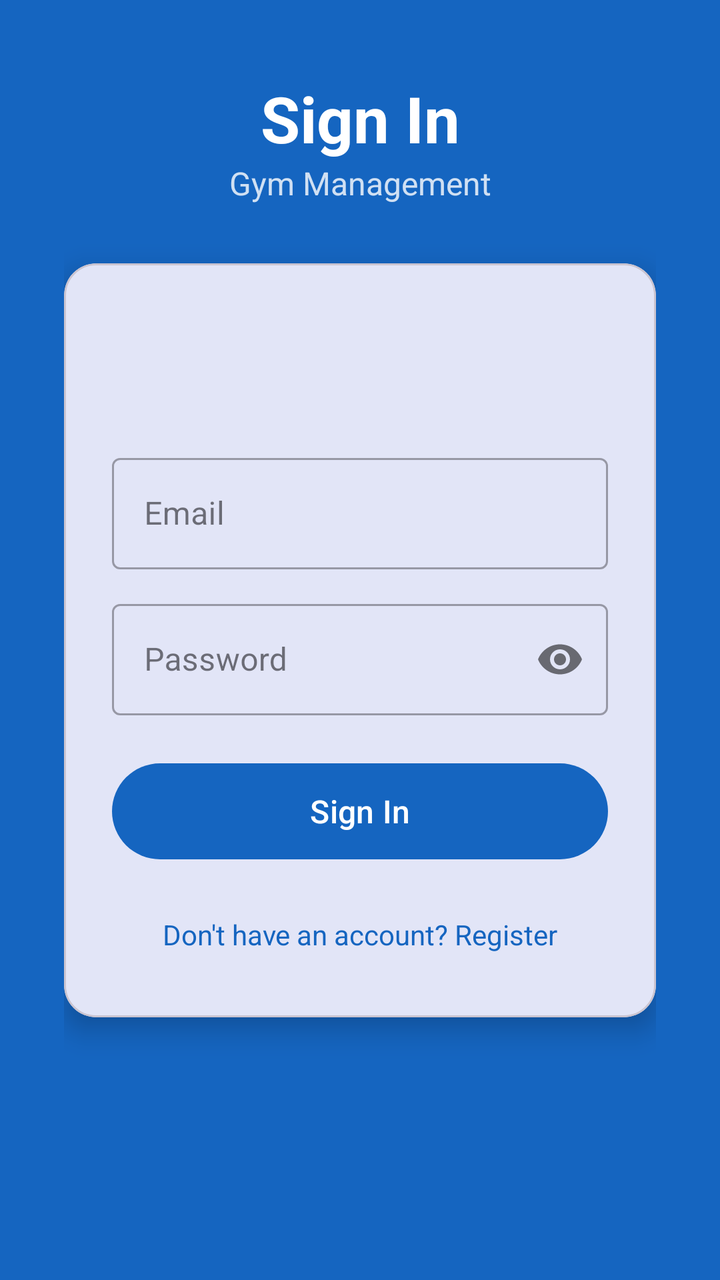
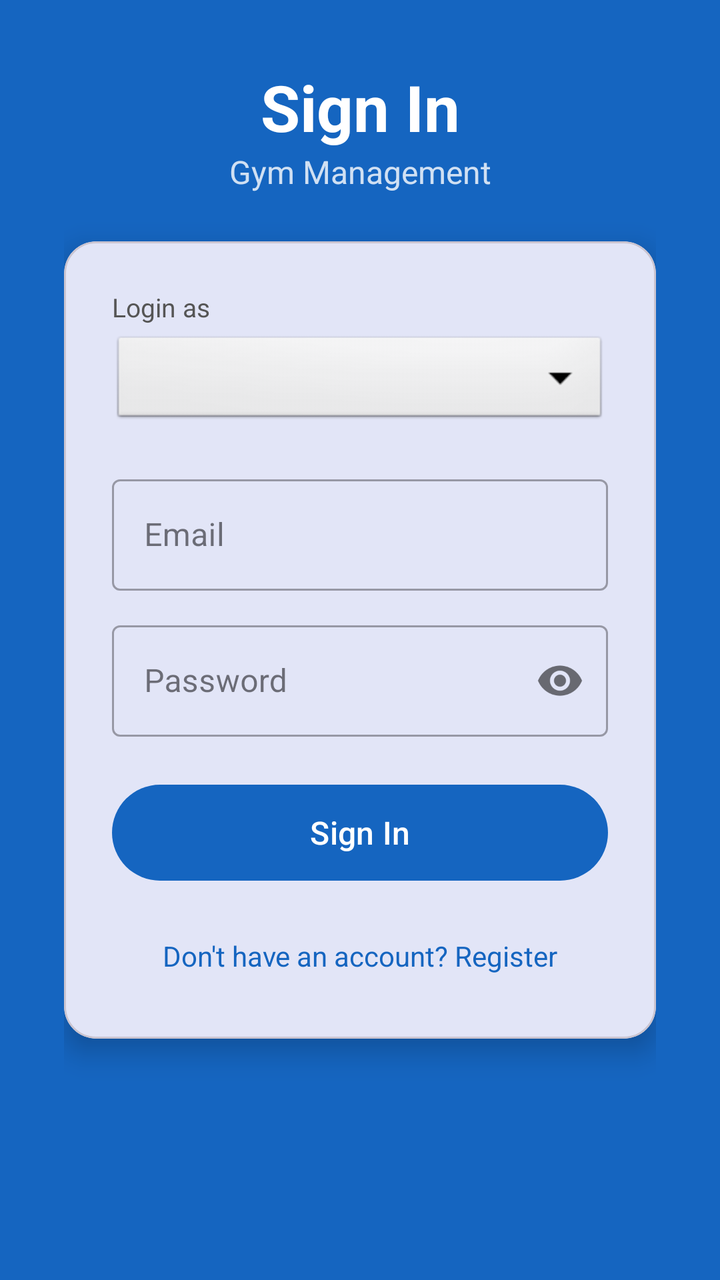

Screens rendered from an Android XML layout before and after an edit, with the pre-edit source and the edit as a unified diff.
<!-- AndroidManifest.xml: application theme Theme.GymManagement -->
<!-- res/layout/activity_login.xml -->
<?xml version="1.0" encoding="utf-8"?>

<androidx.constraintlayout.widget.ConstraintLayout
    xmlns:android="http://schemas.android.com/apk/res/android"
    xmlns:app="http://schemas.android.com/apk/res-auto"
    android:layout_width="match_parent"
    android:layout_height="match_parent"
    android:background="@color/primary"
    android:padding="32dp">

    <TextView
        android:id="@+id/tvTitle"
        android:layout_width="wrap_content"
        android:layout_height="wrap_content"
        android:text="Sign In"
        android:textColor="@color/white"
        android:textSize="32sp"
        android:textStyle="bold"
        app:layout_constraintBottom_toTopOf="@id/tvSubtitle"
        app:layout_constraintEnd_toEndOf="parent"
        app:layout_constraintStart_toStartOf="parent"
        app:layout_constraintTop_toTopOf="parent"
        app:layout_constraintVertical_chainStyle="packed" />

    <TextView
        android:id="@+id/tvSubtitle"
        android:layout_width="wrap_content"
        android:layout_height="wrap_content"
        android:layout_marginBottom="24dp"
        android:text="Gym Management"
        android:textColor="#CCFFFFFF"
        android:textSize="16sp"
        app:layout_constraintBottom_toTopOf="@id/cardLogin"
        app:layout_constraintEnd_toEndOf="parent"
        app:layout_constraintStart_toStartOf="parent"
        app:layout_constraintTop_toBottomOf="@id/tvTitle" />

    <com.google.android.material.card.MaterialCardView
        android:id="@+id/cardLogin"
        android:layout_width="match_parent"
        android:layout_height="wrap_content"
        app:cardCornerRadius="16dp"
        app:cardElevation="8dp"
        app:layout_constraintBottom_toBottomOf="parent"
        app:layout_constraintTop_toTopOf="parent">

        <LinearLayout
            android:layout_width="match_parent"
            android:layout_height="wrap_content"
            android:orientation="vertical"
            android:padding="24dp">

            
            <com.google.android.material.chip.ChipGroup
                android:id="@+id/chipGroup"
                android:layout_width="match_parent"
                android:layout_height="wrap_content"
                android:layout_marginBottom="20dp"
                android:gravity="center"
                app:selectionRequired="true"
                app:singleSelection="true">

                <com.google.android.material.chip.Chip
                    android:id="@+id/chipOwner"
                    android:layout_width="0dp"
                    android:layout_height="wrap_content"
                    android:layout_weight="1"
                    android:text="Owner"
                    android:gravity="center"
                    style="@style/Widget.MaterialComponents.Chip.Choice" />

                <com.google.android.material.chip.Chip
                    android:id="@+id/chipStaff"
                    android:layout_width="0dp"
                    android:layout_height="wrap_content"
                    android:layout_weight="1"
                    android:text="Staff"
                    android:gravity="center"
                    style="@style/Widget.MaterialComponents.Chip.Choice" />

                <com.google.android.material.chip.Chip
                    android:id="@+id/chipMember"
                    android:layout_width="0dp"
                    android:layout_height="wrap_content"
                    android:layout_weight="1"
                    android:text="Member"
                    android:gravity="center"
                    style="@style/Widget.MaterialComponents.Chip.Choice" />

            </com.google.android.material.chip.ChipGroup>

            
            <com.google.android.material.textfield.TextInputLayout
                android:id="@+id/tilName"
                android:layout_width="match_parent"
                android:layout_height="wrap_content"
                android:layout_marginBottom="12dp"
                android:hint="Full Name"
                android:visibility="gone"
                style="@style/Widget.MaterialComponents.TextInputLayout.OutlinedBox">

                <com.google.android.material.textfield.TextInputEditText
                    android:id="@+id/etName"
                    android:layout_width="match_parent"
                    android:layout_height="wrap_content"
                    android:inputType="textPersonName|textCapWords"
                    android:imeOptions="actionNext" />
            </com.google.android.material.textfield.TextInputLayout>

            <com.google.android.material.textfield.TextInputLayout
                android:id="@+id/tilEmail"
                android:layout_width="match_parent"
                android:layout_height="wrap_content"
                android:layout_marginBottom="12dp"
                android:hint="Email"
                style="@style/Widget.MaterialComponents.TextInputLayout.OutlinedBox">

                <com.google.android.material.textfield.TextInputEditText
                    android:id="@+id/etEmail"
                    android:layout_width="match_parent"
                    android:layout_height="wrap_content"
                    android:inputType="textEmailAddress"
                    android:imeOptions="actionNext" />
            </com.google.android.material.textfield.TextInputLayout>

            <com.google.android.material.textfield.TextInputLayout
                android:id="@+id/tilPassword"
                android:layout_width="match_parent"
                android:layout_height="wrap_content"
                android:layout_marginBottom="20dp"
                android:hint="Password"
                app:passwordToggleEnabled="true"
                style="@style/Widget.MaterialComponents.TextInputLayout.OutlinedBox">

                <com.google.android.material.textfield.TextInputEditText
                    android:id="@+id/etPassword"
                    android:layout_width="match_parent"
                    android:layout_height="wrap_content"
                    android:inputType="textPassword"
                    android:imeOptions="actionDone" />
            </com.google.android.material.textfield.TextInputLayout>

            <ProgressBar
                android:id="@+id/progressBar"
                android:layout_width="wrap_content"
                android:layout_height="wrap_content"
                android:layout_gravity="center"
                android:layout_marginBottom="12dp"
                android:visibility="gone" />

            <com.google.android.material.button.MaterialButton
                android:id="@+id/btnSubmit"
                android:layout_width="match_parent"
                android:layout_height="56dp"
                android:text="Sign In"
                android:textSize="16sp"
                android:layout_marginBottom="16dp" />

            <TextView
                android:id="@+id/tvToggleMode"
                android:layout_width="match_parent"
                android:layout_height="wrap_content"
                android:gravity="center"
                android:text="Don't have an account? Register"
                android:textColor="@color/primary"
                android:textSize="14sp"
                android:padding="8dp" />

        </LinearLayout>
    </com.google.android.material.card.MaterialCardView>

</androidx.constraintlayout.widget.ConstraintLayout>
<!-- resources referenced by this layout -->
<resources>
  <color name="primary">#1565C0</color>
  <color name="white">#FFFFFF</color>
  <style name="Theme.GymManagement" parent="Theme.Material3.Light.NoActionBar">
          <item name="colorPrimary">@color/primary</item>
          <item name="colorPrimaryDark">@color/primary_dark</item>
          <item name="colorAccent">@color/accent</item>
          <item name="android:windowBackground">@color/surface</item>
      </style>
  <color name="primary_dark">#003c8f</color>
  <color name="accent">#FF6F00</color>
  <color name="surface">#F5F7FA</color>
</resources>

<!-- the commit's change to res/layout/activity_login.xml (unified diff, before → after) -->
@@ -51,43 +51,21 @@
             android:padding="24dp">
 
             
-            <com.google.android.material.chip.ChipGroup
-                android:id="@+id/chipGroup"
+            <TextView
+                android:layout_width="wrap_content"
+                android:layout_height="wrap_content"
+                android:text="Login as"
+                android:textSize="13sp"
+                android:textColor="#555555"
+                android:layout_marginBottom="4dp" />
+
+            <Spinner
+                android:id="@+id/spinnerRole"
                 android:layout_width="match_parent"
-                android:layout_height="wrap_content"
+                android:layout_height="48dp"
                 android:layout_marginBottom="20dp"
-                android:gravity="center"
-                app:selectionRequired="true"
-                app:singleSelection="true">
-
-                <com.google.android.material.chip.Chip
-                    android:id="@+id/chipOwner"
-                    android:layout_width="0dp"
-                    android:layout_height="wrap_content"
-                    android:layout_weight="1"
-                    android:text="Owner"
-                    android:gravity="center"
-                    style="@style/Widget.MaterialComponents.Chip.Choice" />
-
-                <com.google.android.material.chip.Chip
-                    android:id="@+id/chipStaff"
-                    android:layout_width="0dp"
-                    android:layout_height="wrap_content"
-                    android:layout_weight="1"
-                    android:text="Staff"
-                    android:gravity="center"
-                    style="@style/Widget.MaterialComponents.Chip.Choice" />
-
-                <com.google.android.material.chip.Chip
-                    android:id="@+id/chipMember"
-                    android:layout_width="0dp"
-                    android:layout_height="wrap_content"
-                    android:layout_weight="1"
-                    android:text="Member"
-                    android:gravity="center"
-                    style="@style/Widget.MaterialComponents.Chip.Choice" />
-
-            </com.google.android.material.chip.ChipGroup>
+                android:background="@android:drawable/btn_dropdown"
+                android:spinnerMode="dropdown" />
 
             
             <com.google.android.material.textfield.TextInputLayout
